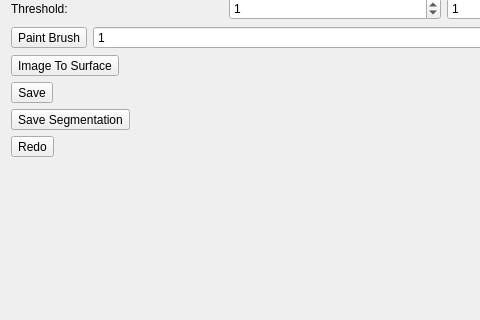
wuzhuobin/MITK-Project, file Libs/view/BoneSegmentationWidget.ui: the form before one commit; both pictures show x 0 to 480 and y 391 to 711 of the 744 by 811 pixel window.
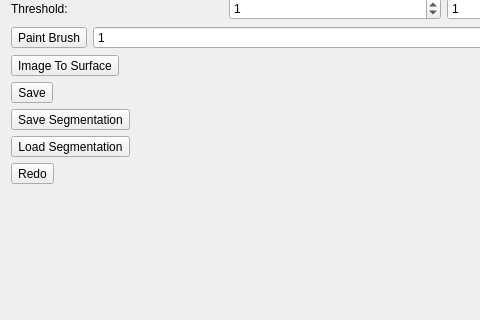
The form after the commit.

Commit message: Add function to merge implant to segmentation surface

Patch:
```diff
--- a/Libs/view/BoneSegmentationWidget.ui
+++ b/Libs/view/BoneSegmentationWidget.ui
@@ -440,6 +440,13 @@
      </property>
     </widget>
    </item>
+   <item>
+    <widget class="QToolButton" name="toolButtonLoadSegmentation">
+     <property name="text">
+      <string>Load Segmentation</string>
+     </property>
+    </widget>
+   </item>
    <item>
     <widget class="QToolButton" name="toolButtonRedo">
      <property name="text">
```
The commit also changes 5 other files.
